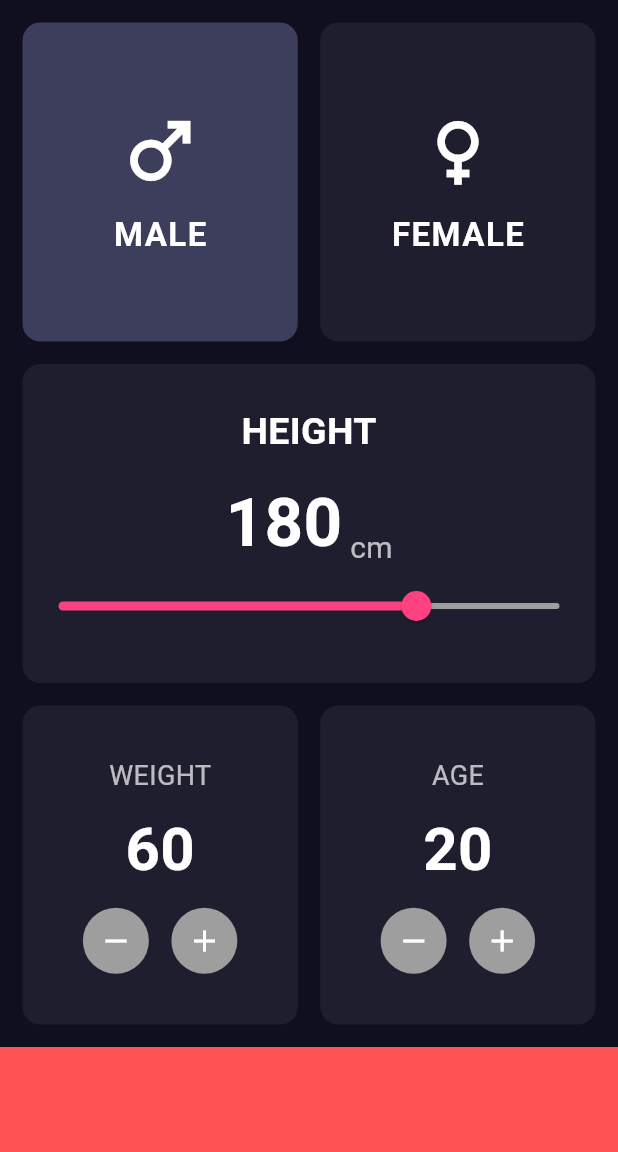
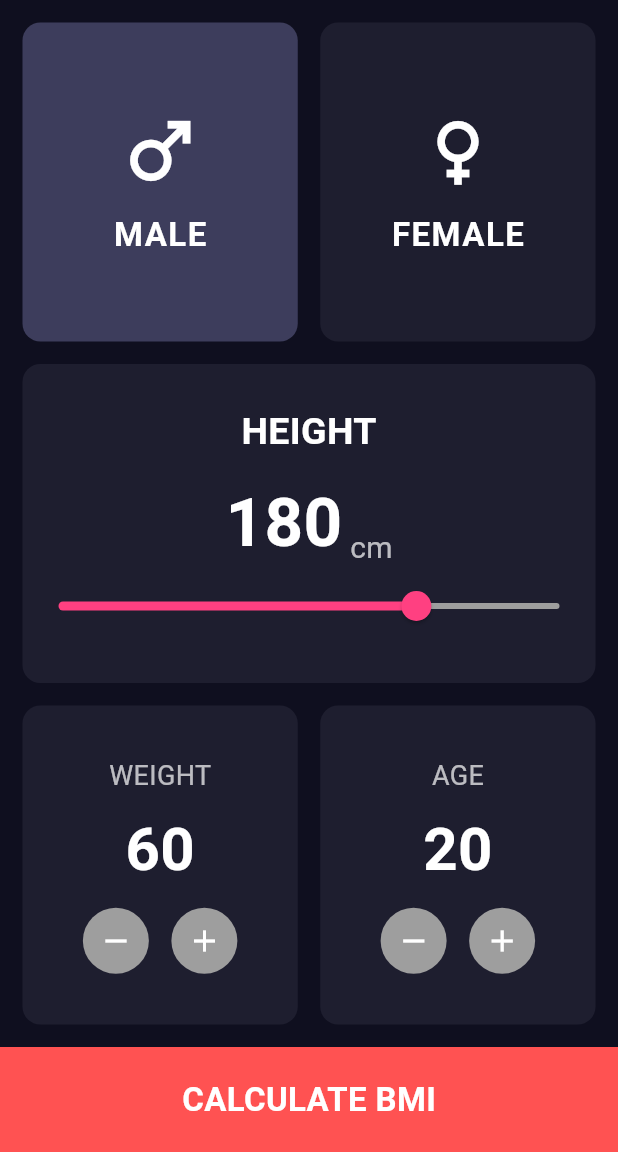
Before and after one commit to rayan1625/FA23-067-Rayan, a Flutter app: the screen it shows after launch, on a phone screen of 412 x 824 dp, the part 84-1236 px from its top. Run offline on Flutter 3.47's test engine with Material 3 defaults, Android fonts, the phone set to English and light mode, and no system bars; our stand-ins replace google_fonts, math_expressions, shared_preferences, sqflite; accounts and stored records are empty.

Commit message:
Video 16
In this video, we navigate between the screens.

```diff
--- a/bmi/lib/bmi_screen.dart
+++ b/bmi/lib/bmi_screen.dart
@@ -2,6 +2,7 @@ import 'package:flutter/material.dart';
 import 'IconTextFile.dart';
 import 'ContainerFile.dart';
 import 'ConstantFile.dart';
+import 'result_screen.dart';          // YEH IMPORT ADD KIYA HAI
 
 enum Gender { male, female }
 
@@ -14,7 +15,6 @@ class BMIScreen extends StatefulWidget {
 
 class _BMIScreenState extends State<BMIScreen> {
   Gender selectedGender = Gender.male;
-
   int height = 180;
   int weight = 60;
   int age = 20;
@@ -32,17 +32,16 @@ class _BMIScreenState extends State<BMIScreen> {
         backgroundColor: kAppBarColor,
         title: const Text("BMI CALCULATOR"),
       ),
-
       body: Column(
         children: [
-
           Expanded(
             child: Padding(
               padding: const EdgeInsets.all(15),
               child: Column(
                 children: [
-
-                  // ------------------ MALE + FEMALE ------------------
+                  // ------------------------------------------------------
+                  // ROW 1 — MALE + FEMALE
+                  // ------------------------------------------------------
                   Expanded(
                     child: Row(
                       children: [
@@ -70,19 +69,18 @@ class _BMIScreenState extends State<BMIScreen> {
                       ],
                     ),
                   ),
-
                   const SizedBox(height: 15),
 
-                  // ------------------ HEIGHT BOX ------------------
+                  // ------------------------------------------------------
+                  // ROW 2 — HEIGHT + SLIDER
+                  // ------------------------------------------------------
                   Expanded(
                     child: RepeatContainerCode(
                       child: Column(
                         mainAxisAlignment: MainAxisAlignment.center,
                         children: [
-                          Text("HEIGHT", style: kHeightTextStyle),
-
+                          const Text("HEIGHT", style: kHeightTextStyle),
                           const SizedBox(height: 10),
-
                           Row(
                             mainAxisAlignment: MainAxisAlignment.center,
                             crossAxisAlignment: CrossAxisAlignment.end,
@@ -105,7 +103,6 @@ class _BMIScreenState extends State<BMIScreen> {
                               ),
                             ],
                           ),
-
                           Slider(
                             min: 80,
                             max: 220,
@@ -122,14 +119,15 @@ class _BMIScreenState extends State<BMIScreen> {
                       ),
                     ),
                   ),
-
                   const SizedBox(height: 15),
 
-                  // ------------------ WEIGHT + AGE ------------------
+                  // ------------------------------------------------------
+                  // ROW 3 — WEIGHT + AGE BOXES
+                  // ------------------------------------------------------
                   Expanded(
                     child: Row(
                       children: [
-                        // WEIGHT
+                        // ------------------ WEIGHT --------------------
                         Expanded(
                           child: RepeatContainerCode(
                             child: Column(
@@ -178,8 +176,8 @@ class _BMIScreenState extends State<BMIScreen> {
                                       child: const CircleAvatar(
                                         radius: 22,
                                         backgroundColor: Colors.grey,
-                                        child:
-                                        Icon(Icons.add, color: Colors.white),
+                                        child: Icon(Icons.add,
+                                            color: Colors.white),
                                       ),
                                     ),
                                   ],
@@ -188,10 +186,9 @@ class _BMIScreenState extends State<BMIScreen> {
                             ),
                           ),
                         ),
-
                         const SizedBox(width: 15),
 
-                        // AGE
+                        // ------------------ AGE --------------------
                         Expanded(
                           child: RepeatContainerCode(
                             child: Column(
@@ -240,8 +237,8 @@ class _BMIScreenState extends State<BMIScreen> {
                                       child: const CircleAvatar(
                                         radius: 22,
                                         backgroundColor: Colors.grey,
-                                        child:
-                                        Icon(Icons.add, color: Colors.white),
+                                        child: Icon(Icons.add,
+                                            color: Colors.white),
                                       ),
                                     ),
                                   ],
@@ -259,12 +256,32 @@ class _BMIScreenState extends State<BMIScreen> {
           ),
 
           // ------------------------------------------------------
-          // ONLY RED CONTAINER (no text)
+          // BOTTOM RED BUTTON → AB NAVIGATE KAREGA
           // ------------------------------------------------------
-          Container(
-            height: 70,
-            width: double.infinity,
-            color: Colors.redAccent,
+          GestureDetector(
+            onTap: () {
+              Navigator.push(
+                context,
+                MaterialPageRoute(
+                  builder: (context) => const ResultScreen(),
+                ),
+              );
+            },
+            child: Container(
+              height: 70,
+              width: double.infinity,
+              color: Colors.redAccent,
+              child: const Center(
+                child: Text(
+                  "CALCULATE BMI",
+                  style: TextStyle(
+                    color: Colors.white,
+                    fontSize: 22,
+                    fontWeight: FontWeight.bold,
+                  ),
+                ),
+              ),
+            ),
           ),
         ],
       ),
```
Also changed, not shown: bmi/lib/result_screen.dart (added, +26 -0 lines).
